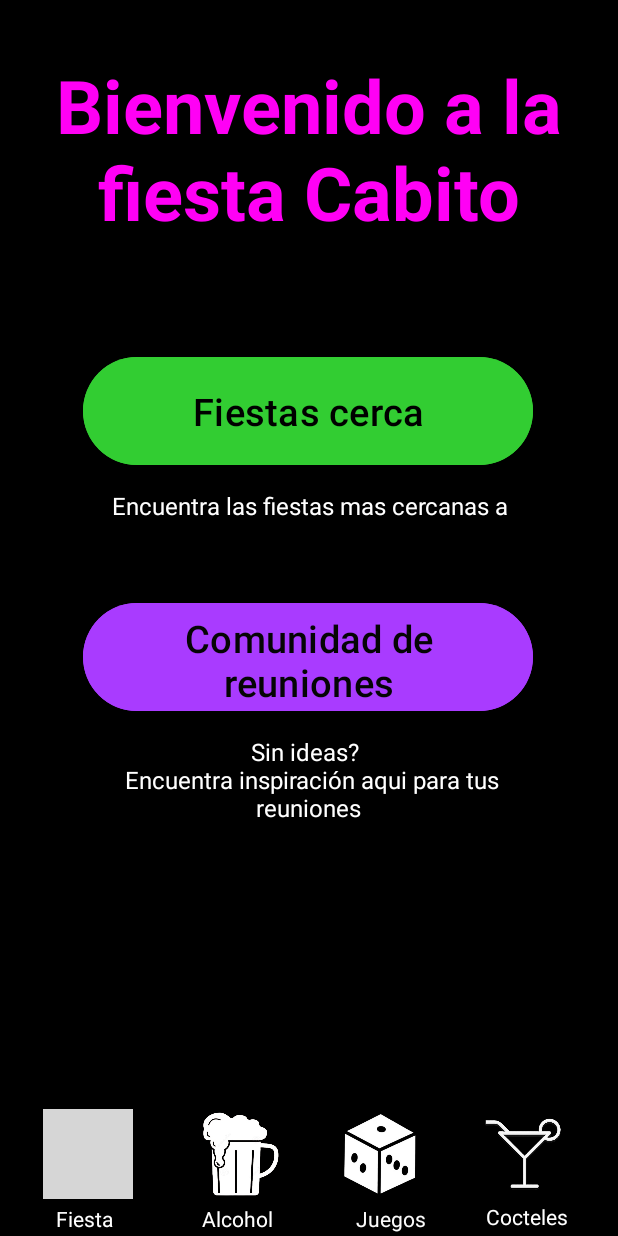
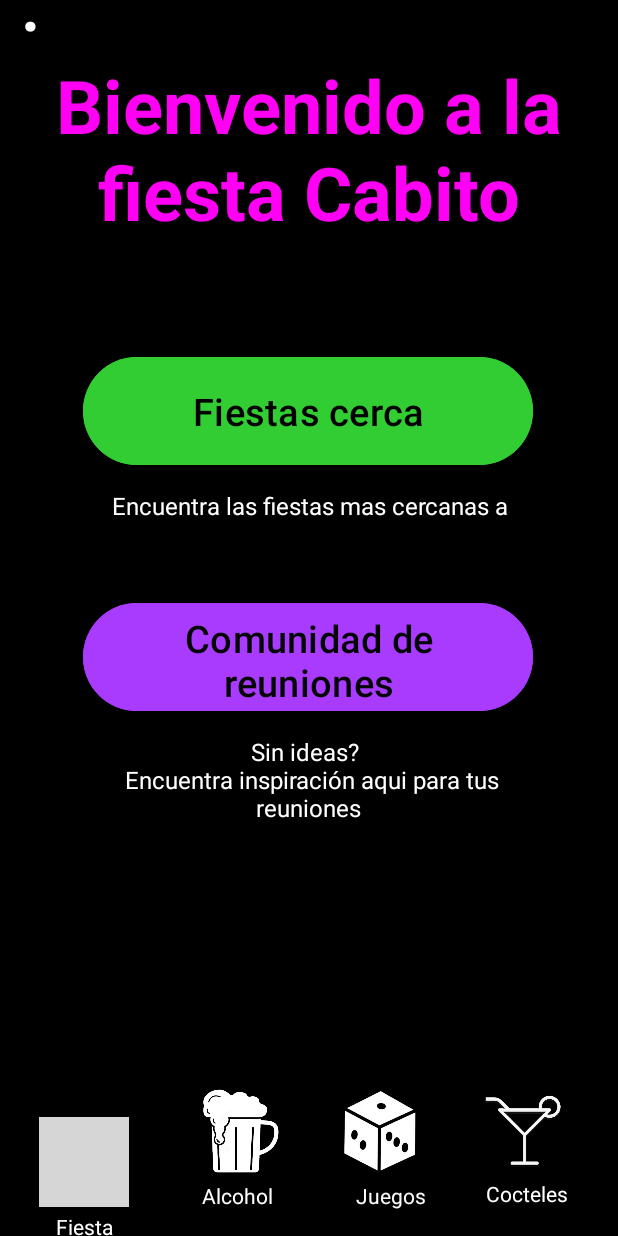
Before and after one commit to Pecas321/PartyTools, an Android app: the Fiestas screen opened directly, with no data from a screen before it, on a phone screen of 412 x 824 dp. Run offline under Robolectric (Android 15) with nearby library versions, the phone set to English and light mode, and no system bars; grey boxes are pictures that could not be loaded.

Commit message:
Commit Daniel 24

```diff
--- a/app/src/main/res/layout/activity_fiestas.xml
+++ b/app/src/main/res/layout/activity_fiestas.xml
@@ -10,7 +10,7 @@
     <TextView
         android:id="@+id/textView17"
         android:layout_width="410dp"
-        android:layout_height="88dp"
+        android:layout_height="103dp"
         android:background="#000000"
         app:layout_constraintBottom_toBottomOf="parent"
         app:layout_constraintEnd_toEndOf="parent"
@@ -21,9 +21,9 @@
         android:id="@+id/icono_fiestas_fiestas"
         android:layout_width="60dp"
         android:layout_height="60dp"
-        android:layout_marginTop="3dp"
+        android:layout_marginTop="24dp"
         app:layout_constraintEnd_toEndOf="parent"
-        app:layout_constraintHorizontal_bias="0.082"
+        app:layout_constraintHorizontal_bias="0.074"
         app:layout_constraintStart_toStartOf="parent"
         app:layout_constraintTop_toTopOf="@+id/textView17"
         app:srcCompat="@drawable/pngtreegift_party_decoration_white_balloons_5790391" />
@@ -181,4 +181,15 @@
         app:layout_constraintStart_toStartOf="parent"
         app:layout_constraintTop_toBottomOf="@+id/button_ComReuniones" />
 
+    <TextView
+        android:id="@+id/textView4"
+        android:layout_width="42dp"
+        android:layout_height="37dp"
+        android:gravity="bottom|center"
+        android:text="."
+        android:textColor="#FFFFFF"
+        android:textSize="60sp"
+        tools:layout_editor_absoluteX="33dp"
+        tools:layout_editor_absoluteY="623dp" />
+
 </androidx.constraintlayout.widget.ConstraintLayout>
```
